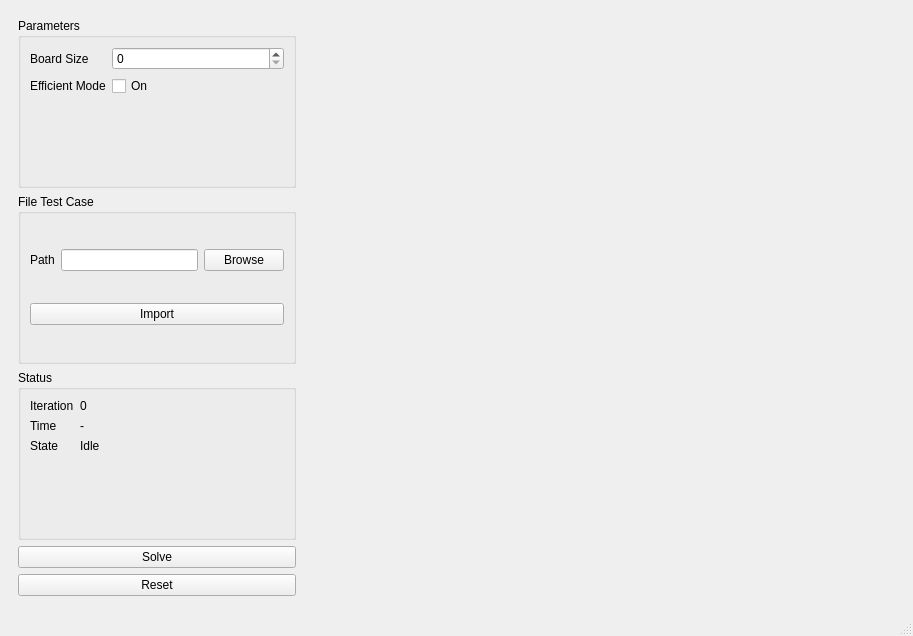
Old version of the form src/GUI/mainwindow.ui in the repository mhps-null/Tucil1_13524053.
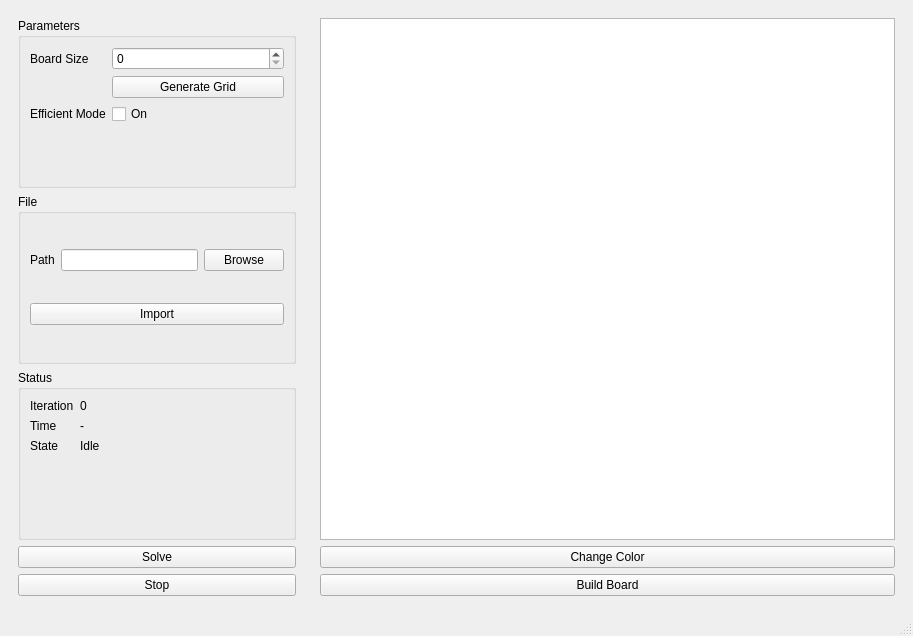
New version of the form.

Commit message: fix: builder input color grid

What changed in the file:
```diff
--- a/src/GUI/mainwindow.ui
+++ b/src/GUI/mainwindow.ui
@@ -36,27 +36,34 @@
             <item row="0" column="1">
              <widget class="QSpinBox" name="spinBoxN"/>
             </item>
-            <item row="1" column="0">
+            <item row="2" column="0">
              <widget class="QLabel" name="label_2">
               <property name="text">
                <string>Efficient Mode</string>
               </property>
              </widget>
             </item>
-            <item row="1" column="1">
+            <item row="2" column="1">
              <widget class="QCheckBox" name="checkBoxEff">
               <property name="text">
                <string>On</string>
               </property>
              </widget>
             </item>
+            <item row="1" column="1">
+             <widget class="QPushButton" name="pushButtonGenerate">
+              <property name="text">
+               <string>Generate Grid</string>
+              </property>
+             </widget>
+            </item>
            </layout>
           </widget>
          </item>
          <item>
           <widget class="QGroupBox" name="groupBox_3">
            <property name="title">
-            <string>File Test Case</string>
+            <string>File</string>
            </property>
            <layout class="QGridLayout" name="gridLayout_4" columnstretch="0,0,0">
             <item row="0" column="1">
@@ -153,7 +160,7 @@
          <item>
           <widget class="QPushButton" name="pushButtonReset">
            <property name="text">
-            <string>Reset</string>
+            <string>Stop</string>
            </property>
           </widget>
          </item>
@@ -163,14 +170,24 @@
      </layout>
     </item>
     <item>
-     <widget class="QWidget" name="boardWidget" native="true">
+     <widget class="QStackedWidget" name="stackedWidget">
       <property name="sizePolicy">
-       <sizepolicy hsizetype="Preferred" vsizetype="Preferred">
+       <sizepolicy hsizetype="Expanding" vsizetype="Expanding">
         <horstretch>0</horstretch>
         <verstretch>0</verstretch>
        </sizepolicy>
       </property>
-      <layout class="QGridLayout" name="gridLayout" rowstretch="0" columnstretch="0">
+      <property name="currentIndex">
+       <number>1</number>
+      </property>
+      <widget class="QWidget" name="boardWidget">
+       <property name="sizePolicy">
+        <sizepolicy hsizetype="Expanding" vsizetype="Expanding">
+         <horstretch>0</horstretch>
+         <verstretch>0</verstretch>
+        </sizepolicy>
+       </property>
+       <layout class="QGridLayout" name="gridLayout_2">
        <property name="leftMargin">
         <number>0</number>
        </property>
@@ -187,6 +204,28 @@
         <number>0</number>
        </property>
       </layout>
+      </widget>
+      <widget class="QWidget" name="inputPage">
+       <layout class="QVBoxLayout" name="verticalLayout_2">
+        <item>
+         <widget class="QTableWidget" name="tableWidgetColor"/>
+        </item>
+        <item>
+         <widget class="QPushButton" name="pushButtonChangeColor">
+          <property name="text">
+           <string>Change Color</string>
+          </property>
+         </widget>
+        </item>
+        <item>
+         <widget class="QPushButton" name="pushButtonBuildBoard">
+          <property name="text">
+           <string>Build Board</string>
+          </property>
+         </widget>
+        </item>
+       </layout>
+      </widget>
      </widget>
     </item>
    </layout>
```
Left out of the diff: 2 changed lines with no effect on the pictures. Lines whose indentation alone changed are shown as unchanged. The commit also changes 3 other files.
